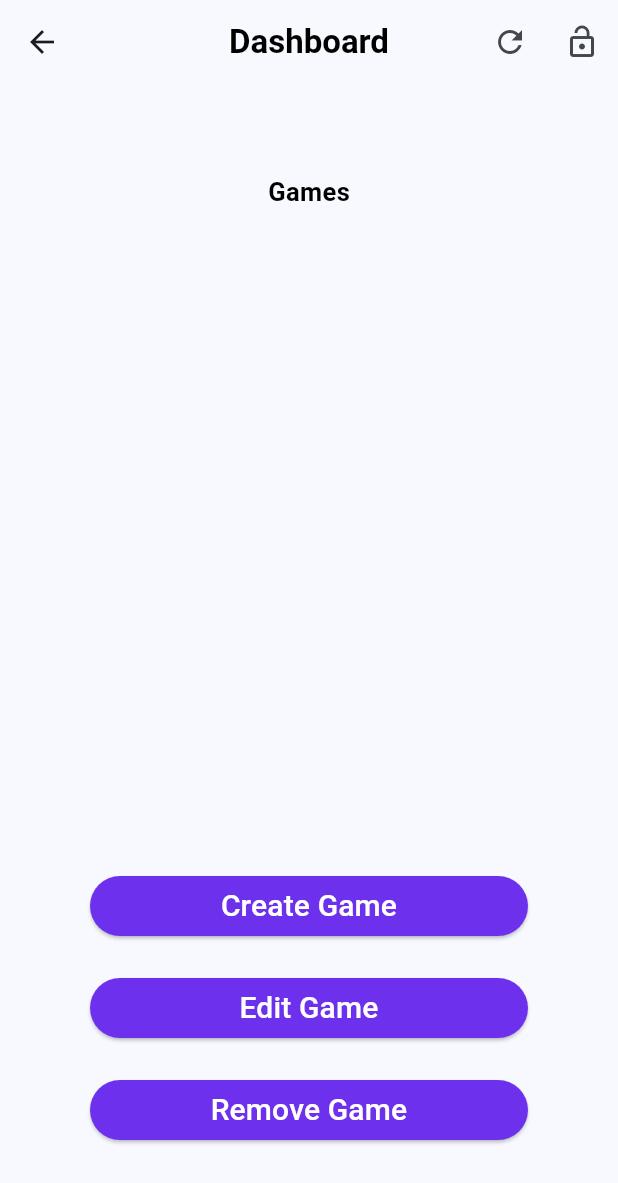
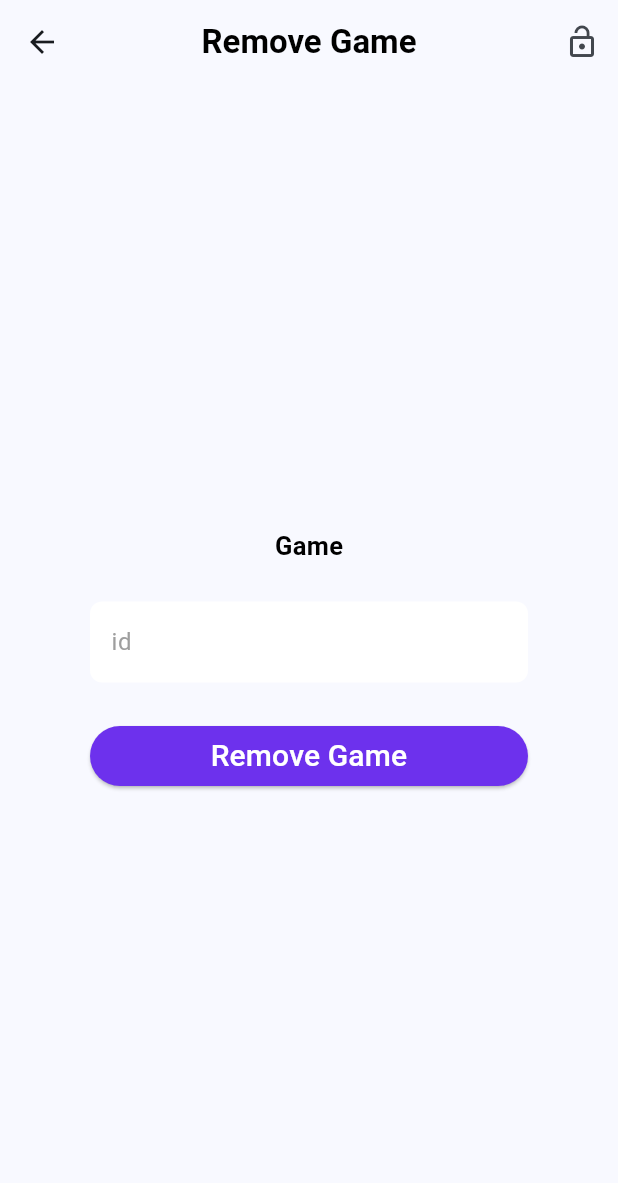
Before and after one commit to rafaeltiribas/game-tracker, a Flutter app: the Dashboard screen opened directly with empty values, after a tap on "Remove Game", on a phone screen of 412 x 824 dp. Shown: the top 1183 px of the screen. Run offline on Flutter 3.47's test engine with Material 3 defaults, Android fonts, the phone set to English and light mode, and no system bars; our stand-ins replace shared_preferences, sqflite_common, sqflite_common_ffi; missing offline and left inert: dart:ffi; accounts and stored records are empty; Roboto replaces fonts that are missing (Lexend).

Commit message:
feat remove game

```diff
--- a/game_tracker/lib/controllers/game_controller.dart
+++ b/game_tracker/lib/controllers/game_controller.dart
@@ -13,6 +13,12 @@
   Future<int> deleteGame(Game game) async {
     var db = await con.db;
     int res = await db.delete("game", where: "id = ?", whereArgs: [game.id]);
+    return res;
+  }
+
+  Future<int> deleteGameById(int game_id) async {
+    var db = await con.db;
+    int res = await db.delete("game", where: "id = ?", whereArgs: [game_id]);
     return res;
   }
 
--- /dev/null
+++ b/game_tracker/lib/pages/remove_game.dart
@@ -0,0 +1,158 @@
+import 'dart:ffi';
+
+import 'package:flutter/material.dart';
+import 'package:game_tracker/controllers/game_controller.dart';
+
+class RemoveGame extends StatefulWidget {
+  final VoidCallback signOut;
+
+  RemoveGame(this.signOut);
+
+  @override
+  State<RemoveGame> createState() => _RemoveGameState();
+}
+
+class _RemoveGameState extends State<RemoveGame> {
+  final GameController gameController = GameController();
+  final _formKey = GlobalKey<FormState>();
+  int _gameID = 0;
+
+  @override
+  Widget build(BuildContext context) {
+    return Scaffold(
+      appBar: AppBar(
+        title: const Text(
+          'Remove Game',
+          style: TextStyle(
+            color: Color.fromARGB(255, 0, 0, 0),
+            fontFamily: 'Lexend',
+            fontSize: 22,
+            fontWeight: FontWeight.bold,
+          ),
+        ),
+        actions: <Widget>[
+          IconButton(
+            onPressed: () {
+              signOut();
+            },
+            icon: Icon(Icons.lock_open),
+          )
+        ],
+        centerTitle: true,
+      ),
+      body: Padding(
+        padding: const EdgeInsets.all(60.0),
+        child: Center(
+          child: SingleChildScrollView(
+            child: Form(
+              key: _formKey,
+              child: Column(
+                mainAxisAlignment: MainAxisAlignment.center,
+                children: [
+                  const Text(
+                    'Game' ,
+                    style: TextStyle(
+                      color: Color.fromARGB(255, 0, 0, 0),
+                      fontFamily: 'Lexend',
+                      fontSize: 17,
+                      fontWeight: FontWeight.bold,
+                    ),
+                  ),
+                  const SizedBox(height: 25),
+                  _inputField("id"),
+                  const SizedBox(height: 25),
+                  _removeBtn(),
+                ],
+              ),
+            ),
+          ),
+        ),
+      ),
+    );
+  }
+
+  Widget _inputField(String hintText) {
+    return TextFormField(
+      style: const TextStyle(color: Colors.black),
+      decoration: InputDecoration(
+        hintText: hintText,
+        hintStyle: const TextStyle(color: Colors.grey, fontFamily: 'Lexend'),
+        filled: true,
+        fillColor: Colors.white,
+        contentPadding:
+            const EdgeInsets.symmetric(vertical: 15.0, horizontal: 10.0),
+        border: OutlineInputBorder(
+          borderRadius: BorderRadius.circular(8.0),
+          borderSide: BorderSide.none,
+        ),
+      ),
+      obscureText: hintText == "password",
+      validator: (value) {
+        if (value == null || value.isEmpty) {
+          return 'Please enter your $hintText';
+        }
+        return null;
+      },
+      onSaved: (value) {
+        if (hintText == "id") {
+          _gameID = int.parse(value!); // Convert value to integer
+        }
+      },
+      keyboardType: hintText == "id" ? TextInputType.number : TextInputType.text,
+      // Ensure proper keyboard type based on the input type
+    );
+  }
+
+  Widget _removeBtn() {
+    return ElevatedButton(
+      onPressed: () {
+        _submit();
+      },
+      style: ElevatedButton.styleFrom(
+        backgroundColor: Color.fromARGB(255, 109, 49, 237),
+      ),
+      child: const SizedBox(
+        width: double.infinity,
+        child: Text(
+          "Remove Game",
+          textAlign: TextAlign.center,
+          style: TextStyle(fontSize: 20, fontFamily: 'Lexend', color: Colors.white),
+        ),
+      ),
+    );
+  }
+
+  void _submit() async {
+    final form = _formKey.currentState;
+
+    if (form!.validate()) {
+      form.save();
+
+      try {
+
+        // Chamar o método no GameController para salvar o jogo
+        await gameController.deleteGameById(_gameID);
+
+        // Mostrar um snackbar ou mensagem de sucesso
+        ScaffoldMessenger.of(context).showSnackBar(
+          SnackBar(content: Text('Game removed successfully!')),
+        );
+
+        // Voltar para a tela anterior (Dashboard)
+        Navigator.pop(context);
+
+      } catch (e) {
+        // Mostrar uma mensagem de erro caso ocorra algum problema
+        ScaffoldMessenger.of(context).showSnackBar(
+          SnackBar(content: Text('Failed to remove game: $e')),
+        );
+      }
+    }
+  }
+
+  void signOut() {
+    setState(() {
+      widget.signOut();
+    });
+  }
+}
```
Also changed, not shown: game_tracker/lib/pages/dashboard.dart (+16 -3 lines).
